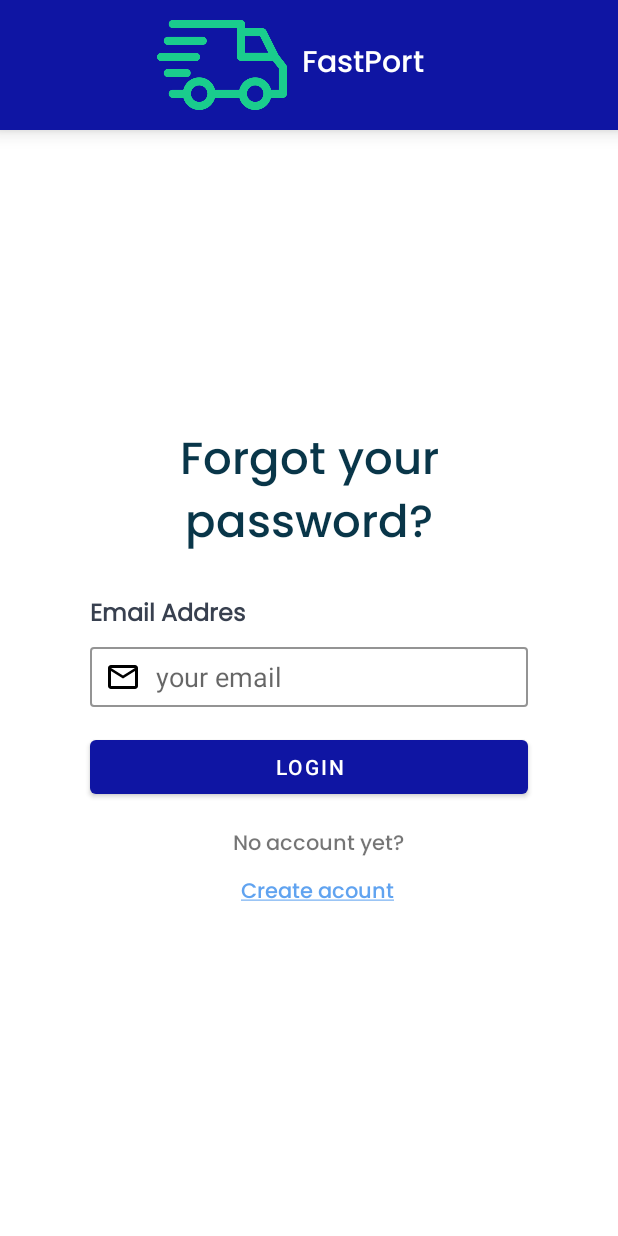
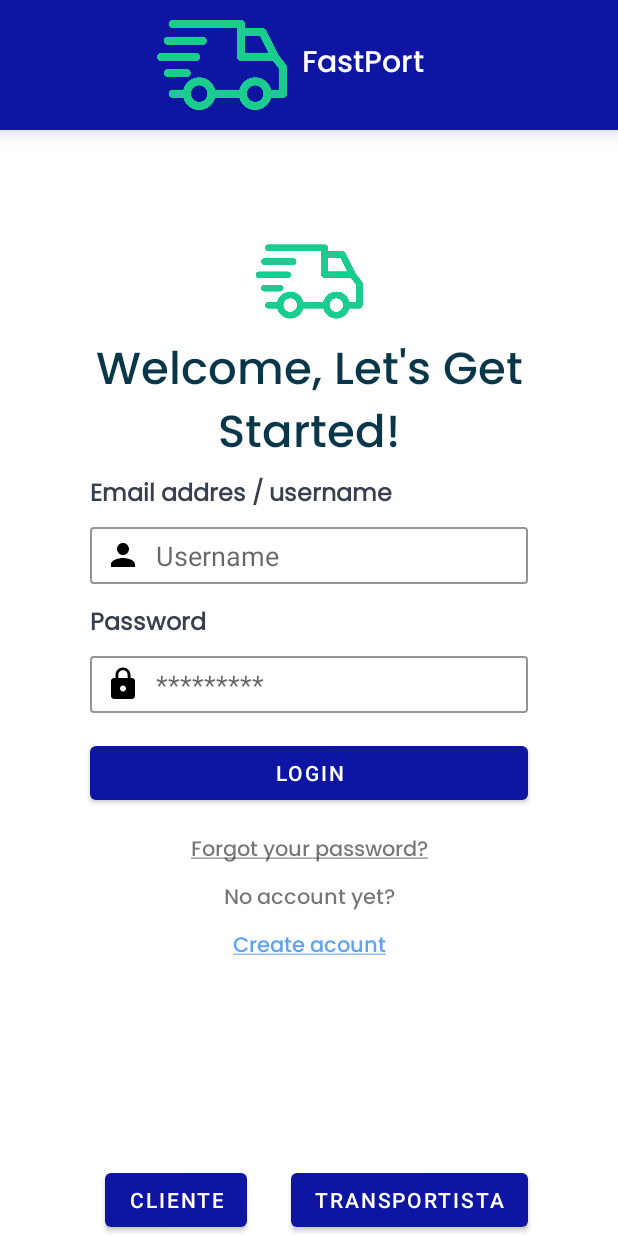
Before and after one commit to Tech-Company-SW52/mobile-applications, an Android app: the screen it shows after launch (PasswordActivity before the commit, LoginActivity after it), on a phone screen of 412 x 824 dp. Run offline under Robolectric (Android 15) with nearby library versions, the phone set to English and light mode, and no system bars.

```diff
--- a/app/src/main/AndroidManifest.xml
+++ b/app/src/main/AndroidManifest.xml
@@ -15,7 +15,7 @@
             android:name=".RegisterActivity"
             android:exported="false" />
         <activity
-            android:name=".LoginActivity"
+            android:name=".PasswordActivity"
             android:exported="false" />
         <activity
             android:name=".CarrierActivity"
@@ -27,7 +27,7 @@
             android:name=".MainActivity"
             android:exported="false" />
         <activity
-            android:name=".PasswordActivity"
+            android:name=".LoginActivity"
             android:exported="true">
             <intent-filter>
                 <action android:name="android.intent.action.MAIN" />
--- a/app/src/main/java/com/fastport/LoginActivity.kt
+++ b/app/src/main/java/com/fastport/LoginActivity.kt
@@ -4,6 +4,7 @@ import android.content.Intent
 import androidx.appcompat.app.AppCompatActivity
 import android.os.Bundle
 import android.widget.Button
+import android.widget.TextView
 import androidx.appcompat.widget.Toolbar
 
 class LoginActivity : AppCompatActivity() {
@@ -28,5 +29,13 @@ class LoginActivity : AppCompatActivity() {
         btnCarrier.setOnClickListener(){
             startActivity(carrierIntent)
         }
+        register()
+    }
+    private fun register(){
+        val tvCreateAccount=findViewById<TextView>(R.id.tvCreateAccount)
+        val registerActivity= Intent(this, RegisterActivity::class.java)
+        tvCreateAccount.setOnClickListener(){
+            startActivity(registerActivity)
+        }
     }
 }
--- a/app/src/main/res/layout/activity_login.xml
+++ b/app/src/main/res/layout/activity_login.xml
@@ -159,7 +159,7 @@
         app:layout_constraintTop_toBottomOf="@+id/textView6" />
 
     <TextView
-        android:id="@+id/textView8"
+        android:id="@+id/tvCreateAccount"
         android:layout_width="wrap_content"
         android:layout_height="wrap_content"
         android:layout_marginTop="8dp"
--- a/app/src/main/res/layout/fragment_create_account.xml
+++ b/app/src/main/res/layout/fragment_create_account.xml
@@ -60,7 +60,7 @@
                     android:ems="10"
                     android:inputType="textPersonName"
                     android:paddingStart="10dp"
-                    android:text="email"
+                    android:hint="email"
                     android:textColor="#ACACAC"
                     />
                 <TextView
--- a/app/src/main/res/layout/fragment_new_account.xml
+++ b/app/src/main/res/layout/fragment_new_account.xml
@@ -60,7 +60,7 @@
                     android:ems="10"
                     android:inputType="textPersonName"
                     android:paddingStart="10dp"
-                    android:text="username"
+                    android:hint="username"
                     android:textColor="#ACACAC"
                     />
                 <TextView
```
Also changed, not shown: app/src/main/res/layout/fragment_fill_information.xml (+7 -7 lines).
